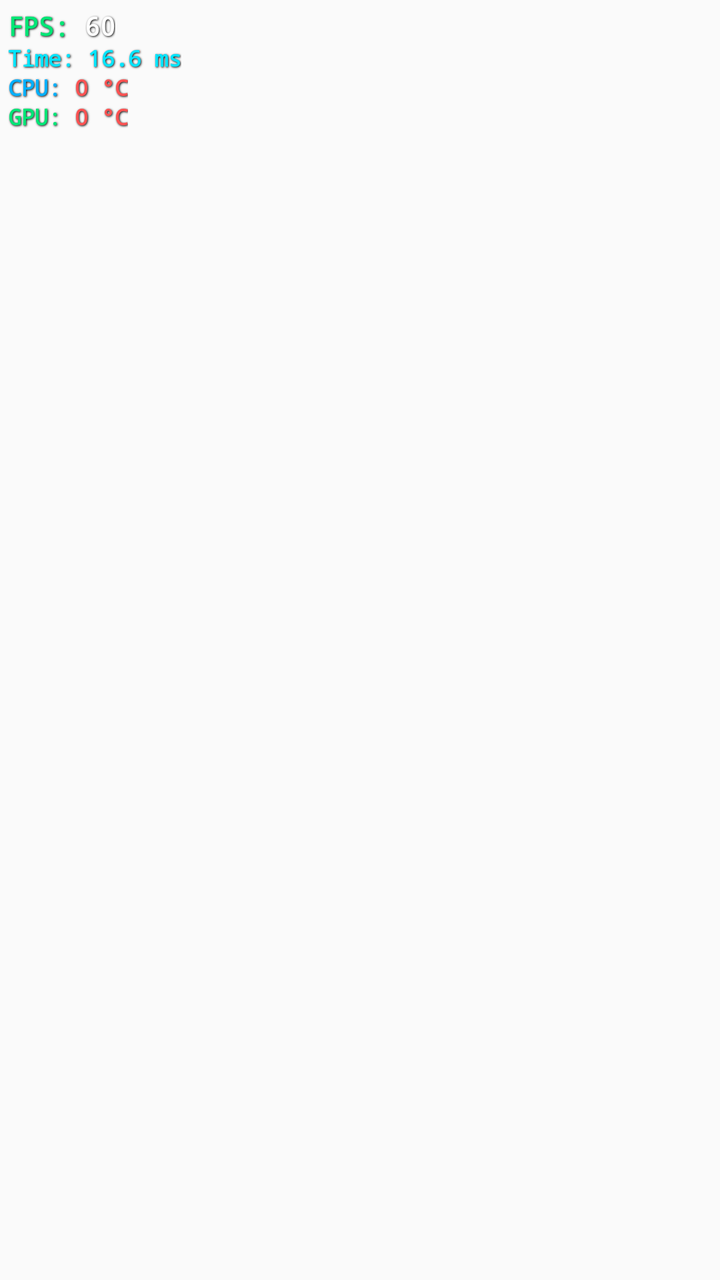
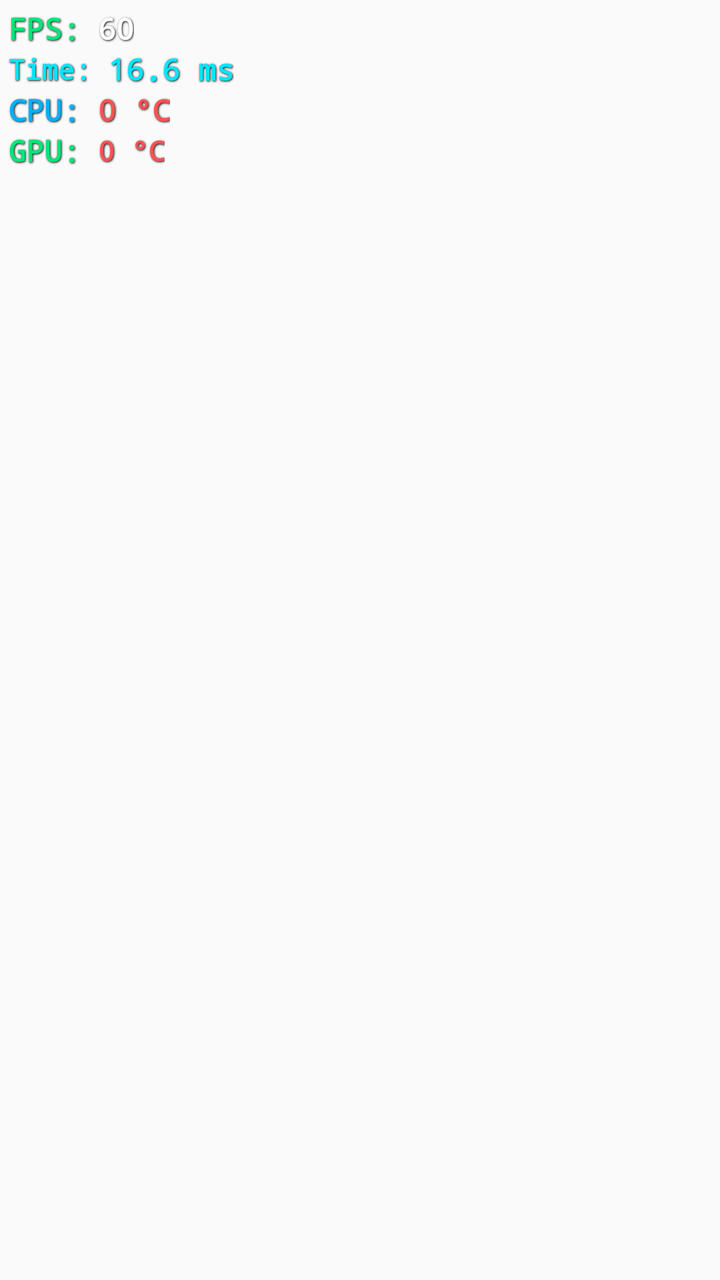

An Android layout rendered at two revisions. The XML below is the earlier revision; the diff shows what the commit changed to produce the second picture.
<!-- AndroidManifest.xml: application theme Theme.ZENTIX -->
<!-- res/layout/zentix_floating_overlay.xml -->
<?xml version="1.0" encoding="utf-8"?>
<LinearLayout xmlns:android="http://schemas.android.com/apk/res/android"
    android:layout_width="wrap_content"
    android:layout_height="wrap_content"
    android:background="@android:color/transparent"
    android:orientation="vertical"
    android:padding="4dp">

    
    <LinearLayout
        android:layout_width="wrap_content"
        android:layout_height="wrap_content"
        android:orientation="horizontal"
        android:gravity="center_vertical">
        <TextView
            android:layout_width="wrap_content"
            android:layout_height="wrap_content"
            android:fontFamily="monospace"
            android:text="FPS: "
            android:textColor="#00E676"
            android:textSize="13sp"
            android:textStyle="bold"
            android:shadowColor="#000000"
            android:shadowDx="1"
            android:shadowDy="1"
            android:shadowRadius="2" />
        <TextView
            android:id="@+id/overlayFpsValue"
            android:layout_width="wrap_content"
            android:layout_height="wrap_content"
            android:fontFamily="monospace"
            android:text="60"
            android:textColor="#FFFFFF"
            android:textSize="13sp"
            android:textStyle="bold"
            android:shadowColor="#000000"
            android:shadowDx="1"
            android:shadowDy="1"
            android:shadowRadius="2" />
    </LinearLayout>

    
    <LinearLayout
        android:layout_width="wrap_content"
        android:layout_height="wrap_content"
        android:orientation="horizontal"
        android:gravity="center_vertical">
        <TextView
            android:layout_width="wrap_content"
            android:layout_height="wrap_content"
            android:fontFamily="monospace"
            android:text="Time: "
            android:textColor="#00E5FF"
            android:textSize="11sp"
            android:textStyle="bold"
            android:shadowColor="#000000"
            android:shadowDx="1"
            android:shadowDy="1"
            android:shadowRadius="2" />
        <TextView
            android:id="@+id/txtFrametime"
            android:layout_width="wrap_content"
            android:layout_height="wrap_content"
            android:fontFamily="monospace"
            android:text="16.6 ms"
            android:textColor="#00E5FF"
            android:textSize="11sp"
            android:textStyle="bold"
            android:shadowColor="#000000"
            android:shadowDx="1"
            android:shadowDy="1"
            android:shadowRadius="2" />
    </LinearLayout>

    
    <LinearLayout
        android:layout_width="wrap_content"
        android:layout_height="wrap_content"
        android:orientation="horizontal"
        android:gravity="center_vertical">
        <TextView
            android:layout_width="wrap_content"
            android:layout_height="wrap_content"
            android:fontFamily="monospace"
            android:text="CPU: "
            android:textColor="#00B0FF"
            android:textSize="11sp"
            android:textStyle="bold"
            android:shadowColor="#000000"
            android:shadowDx="1"
            android:shadowDy="1"
            android:shadowRadius="2" />
        <TextView
            android:id="@+id/txtCpuTemp"
            android:layout_width="wrap_content"
            android:layout_height="wrap_content"
            android:fontFamily="monospace"
            android:text="0 °C"
            android:textColor="#FF5252"
            android:textSize="11sp"
            android:textStyle="bold"
            android:shadowColor="#000000"
            android:shadowDx="1"
            android:shadowDy="1"
            android:shadowRadius="2" />
    </LinearLayout>

    
    <LinearLayout
        android:layout_width="wrap_content"
        android:layout_height="wrap_content"
        android:orientation="horizontal"
        android:gravity="center_vertical">
        <TextView
            android:layout_width="wrap_content"
            android:layout_height="wrap_content"
            android:fontFamily="monospace"
            android:text="GPU: "
            android:textColor="#00E676"
            android:textSize="11sp"
            android:textStyle="bold"
            android:shadowColor="#000000"
            android:shadowDx="1"
            android:shadowDy="1"
            android:shadowRadius="2" />
        <TextView
            android:id="@+id/txtGpuTemp"
            android:layout_width="wrap_content"
            android:layout_height="wrap_content"
            android:fontFamily="monospace"
            android:text="0 °C"
            android:textColor="#FF5252"
            android:textSize="11sp"
            android:textStyle="bold"
            android:shadowColor="#000000"
            android:shadowDx="1"
            android:shadowDy="1"
            android:shadowRadius="2" />
    </LinearLayout>

</LinearLayout>
<!-- resources referenced by this layout -->
<resources>
  <style name="Theme.ZENTIX" parent="android:Theme.Material.Light.NoActionBar" />
</resources>

<!-- the commit's change to res/layout/zentix_floating_overlay.xml (unified diff, before → after) -->
@@ -8,6 +8,7 @@
 
     
     <LinearLayout
+        android:id="@+id/layoutFps"
         android:layout_width="wrap_content"
         android:layout_height="wrap_content"
         android:orientation="horizontal"
@@ -18,7 +19,7 @@
             android:fontFamily="monospace"
             android:text="FPS: "
             android:textColor="#00E676"
-            android:textSize="13sp"
+            android:textSize="15sp"
             android:textStyle="bold"
             android:shadowColor="#000000"
             android:shadowDx="1"
@@ -31,7 +32,7 @@
             android:fontFamily="monospace"
             android:text="60"
             android:textColor="#FFFFFF"
-            android:textSize="13sp"
+            android:textSize="15sp"
             android:textStyle="bold"
             android:shadowColor="#000000"
             android:shadowDx="1"
@@ -41,6 +42,7 @@
 
     
     <LinearLayout
+        android:id="@+id/layoutFrametime"
         android:layout_width="wrap_content"
         android:layout_height="wrap_content"
         android:orientation="horizontal"
@@ -51,7 +53,7 @@
             android:fontFamily="monospace"
             android:text="Time: "
             android:textColor="#00E5FF"
-            android:textSize="11sp"
+            android:textSize="14sp"
             android:textStyle="bold"
             android:shadowColor="#000000"
             android:shadowDx="1"
@@ -64,7 +66,7 @@
             android:fontFamily="monospace"
             android:text="16.6 ms"
             android:textColor="#00E5FF"
-            android:textSize="11sp"
+            android:textSize="15sp"
             android:textStyle="bold"
             android:shadowColor="#000000"
             android:shadowDx="1"
@@ -74,6 +76,7 @@
 
     
     <LinearLayout
+        android:id="@+id/layoutCpu"
         android:layout_width="wrap_content"
         android:layout_height="wrap_content"
         android:orientation="horizontal"
@@ -84,7 +87,7 @@
             android:fontFamily="monospace"
             android:text="CPU: "
             android:textColor="#00B0FF"
-            android:textSize="11sp"
+            android:textSize="15sp"
             android:textStyle="bold"
             android:shadowColor="#000000"
             android:shadowDx="1"
@@ -97,7 +100,7 @@
             android:fontFamily="monospace"
             android:text="0 °C"
             android:textColor="#FF5252"
-            android:textSize="11sp"
+            android:textSize="15sp"
             android:textStyle="bold"
             android:shadowColor="#000000"
             android:shadowDx="1"
@@ -107,6 +110,7 @@
 
     
     <LinearLayout
+        android:id="@+id/layoutGpu"
         android:layout_width="wrap_content"
         android:layout_height="wrap_content"
         android:orientation="horizontal"
@@ -117,7 +121,7 @@
             android:fontFamily="monospace"
             android:text="GPU: "
             android:textColor="#00E676"
-            android:textSize="11sp"
+            android:textSize="15sp"
             android:textStyle="bold"
             android:shadowColor="#000000"
             android:shadowDx="1"
@@ -130,7 +134,7 @@
             android:fontFamily="monospace"
             android:text="0 °C"
             android:textColor="#FF5252"
-            android:textSize="11sp"
+            android:textSize="14sp"
             android:textStyle="bold"
             android:shadowColor="#000000"
             android:shadowDx="1"
